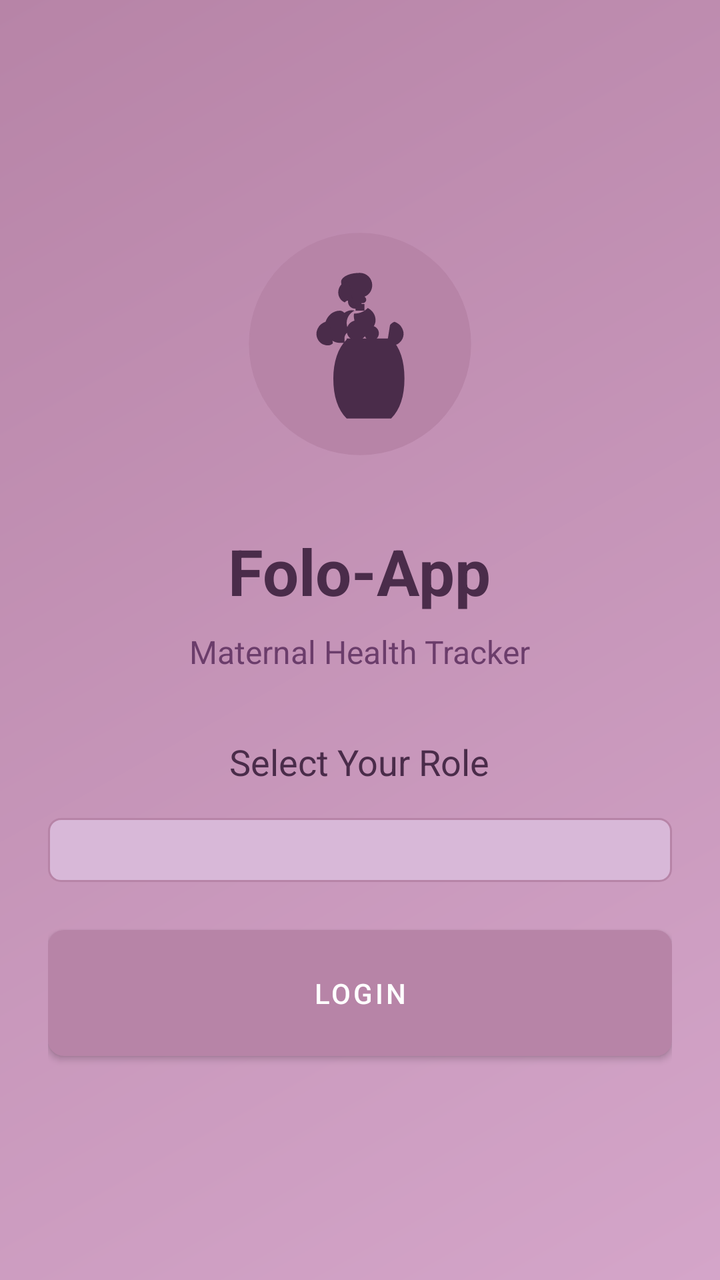
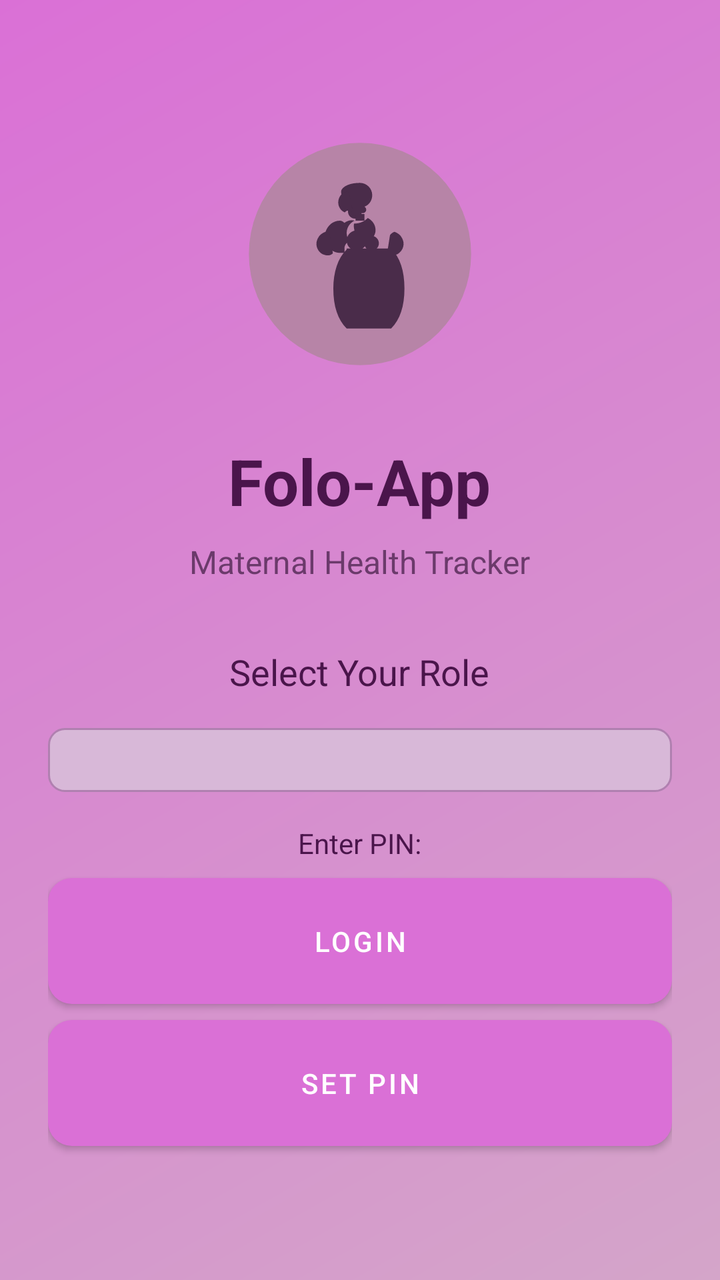

An Android layout rendered at two revisions. The XML below is the earlier revision; the diff shows what the commit changed to produce the second picture.
<!-- AndroidManifest.xml: application theme Theme.FoloApp -->
<!-- res/layout/activity_login.xml -->
<?xml version="1.0" encoding="utf-8"?>
<LinearLayout xmlns:android="http://schemas.android.com/apk/res/android"
    android:layout_width="match_parent"
    android:layout_height="match_parent"
    android:orientation="vertical"
    android:gravity="center"
    android:padding="24dp"
    android:background="@drawable/bg_mauve_gradient">

    <ImageView
        android:layout_width="120dp"
        android:layout_height="120dp"
        android:src="@drawable/ic_pregnant_woman"
        android:layout_marginBottom="32dp"/>

    <TextView
        android:layout_width="wrap_content"
        android:layout_height="wrap_content"
        android:text="Folo-App"
        android:textSize="32sp"
        android:textStyle="bold"
        android:textColor="@color/text_primary"
        android:layout_marginBottom="8dp"/>

    <TextView
        android:layout_width="wrap_content"
        android:layout_height="wrap_content"
        android:text="Maternal Health Tracker"
        android:textSize="16sp"
        android:textColor="@color/text_secondary"
        android:layout_marginBottom="32dp"/>

    <TextView
        android:layout_width="wrap_content"
        android:layout_height="wrap_content"
        android:text="Select Your Role"
        android:textSize="18sp"
        android:textColor="@color/text_primary"
        android:layout_marginBottom="16dp"/>

    <Spinner
        android:id="@+id/spinnerRole"
        android:layout_width="match_parent"
        android:layout_height="wrap_content"
        android:background="@drawable/bg_purple_edittext"
        android:padding="16dp"
        android:layout_marginBottom="24dp"/>

    <Button
        android:id="@+id/btnLogin"
        android:layout_width="match_parent"
        android:layout_height="wrap_content"
        android:text="@string/login"
        android:background="@drawable/bg_purple_button"
        android:textColor="@color/text_on_button"
        android:padding="16dp"/>
</LinearLayout>
<!-- resources referenced by this layout -->
<resources>
  <color name="text_on_button">#FFFFFF</color>
  <color name="text_primary">#4A2C4A</color>
  <color name="text_secondary">#6B3D6B</color>
  <!-- drawable bg_mauve_gradient (drawable) -->
  <?xml version="1.0" encoding="utf-8"?>
  <shape xmlns:android="http://schemas.android.com/apk/res/android"
      android:shape="rectangle">
      <gradient
          android:startColor="#D4A5C9"
          android:endColor="#B784A7"
          android:angle="135"/>
  </shape>
  <!-- drawable bg_purple_button (drawable) -->
  <?xml version="1.0" encoding="utf-8"?>
  <shape xmlns:android="http://schemas.android.com/apk/res/android"
      android:shape="rectangle">
      <solid android:color="#B784A7"/>
      <corners android:radius="8dp"/>
  </shape>
  <!-- drawable bg_purple_edittext (drawable) -->
  <?xml version="1.0" encoding="utf-8"?>
  <shape xmlns:android="http://schemas.android.com/apk/res/android"
      android:shape="rectangle">
      <solid android:color="#D8B8D8"/>
      <corners android:radius="6dp"/>
      <stroke android:width="1dp" android:color="#B784A7"/>
  </shape>
  <!-- drawable ic_pregnant_woman: vector/xml drawable (drawable, 2478 chars, omitted) -->
  <string name="login">Login</string>
  <style name="Theme.FoloApp" parent="Theme.MaterialComponents.DayNight.NoActionBar">
          <item name="colorPrimary">@color/mauve_primary</item>
          <item name="colorPrimaryVariant">@color/mauve_dark</item>
          <item name="colorOnPrimary">@color/text_on_button</item>
          <item name="colorSecondary">@color/orchid_primary</item>
          <item name="colorSecondaryVariant">@color/orchid_light</item>
          <item name="android:colorBackground">@color/bg_main</item>
          <item name="colorSurface">@color/bg_card</item>
          <item name="colorOnSurface">@color/text_primary</item>
          <item name="android:statusBarColor">@color/mauve_dark</item>
      </style>
  <color name="mauve_primary">#B784A7</color>
  <color name="mauve_dark">#8B5A7C</color>
  <color name="orchid_primary">#DA70D6</color>
  <color name="orchid_light">#E6A8E6</color>
  <color name="bg_main">#F5E6F5</color>
  <color name="bg_card">#EAD0EA</color>
</resources>

<!-- the commit's change to res/layout/activity_login.xml (unified diff, before → after) -->
@@ -44,7 +44,36 @@
         android:layout_height="wrap_content"
         android:background="@drawable/bg_purple_edittext"
         android:padding="16dp"
-        android:layout_marginBottom="24dp"/>
+        android:layout_marginBottom="16dp"/>
+
+    <TextView
+        android:id="@+id/tvPinLabel"
+        android:layout_width="wrap_content"
+        android:layout_height="wrap_content"
+        android:text="Enter PIN:"
+        android:textColor="@color/text_primary"
+        android:layout_marginBottom="8dp"/>
+
+    <LinearLayout
+        android:id="@+id/layoutPin"
+        android:layout_width="match_parent"
+        android:layout_height="wrap_content"
+        android:orientation="vertical"
+        android:visibility="gone">
+
+        <EditText
+            android:id="@+id/etPin"
+            android:layout_width="match_parent"
+            android:layout_height="wrap_content"
+            android:hint="PIN"
+            android:inputType="numberPassword"
+            android:maxLength="6"
+            android:background="@drawable/bg_purple_edittext"
+            android:padding="16dp"
+            android:layout_marginBottom="16dp"
+            android:textColor="@color/text_primary"
+            android:textColorHint="@color/text_hint"/>
+    </LinearLayout>
 
     <Button
         android:id="@+id/btnLogin"
@@ -53,5 +82,15 @@
         android:text="@string/login"
         android:background="@drawable/bg_purple_button"
         android:textColor="@color/text_on_button"
+        android:padding="16dp"
+        android:layout_marginBottom="8dp"/>
+
+    <Button
+        android:id="@+id/btnSetPin"
+        android:layout_width="match_parent"
+        android:layout_height="wrap_content"
+        android:text="@string/set_pin"
+        android:background="@drawable/bg_purple_button"
+        android:textColor="@color/text_on_button"
         android:padding="16dp"/>
 </LinearLayout>
<!-- resource entries referenced after the edit -->
@@ -1,50 +1,46 @@
 <!-- resources referenced by this layout -->
 <resources>
+  <color name="text_hint">#9B6B9B</color>
   <color name="text_on_button">#FFFFFF</color>
-  <color name="text_primary">#4A2C4A</color>
-  <color name="text_secondary">#6B3D6B</color>
+  <color name="text_primary">#4A154B</color>
+  <color name="text_secondary">#6B3A6B</color>
   <!-- drawable bg_mauve_gradient (drawable) -->
   <?xml version="1.0" encoding="utf-8"?>
   <shape xmlns:android="http://schemas.android.com/apk/res/android"
       android:shape="rectangle">
       <gradient
           android:startColor="#D4A5C9"
-          android:endColor="#B784A7"
-          android:angle="135"/>
+          android:endColor="#DA70D6"
+          android:angle="135" />
   </shape>
   <!-- drawable bg_purple_button (drawable) -->
   <?xml version="1.0" encoding="utf-8"?>
   <shape xmlns:android="http://schemas.android.com/apk/res/android"
       android:shape="rectangle">
-      <solid android:color="#B784A7"/>
-      <corners android:radius="8dp"/>
+      <solid android:color="#8B4C8B" />
+      <corners android:radius="12dp" />
   </shape>
   <!-- drawable bg_purple_edittext (drawable) -->
   <?xml version="1.0" encoding="utf-8"?>
   <shape xmlns:android="http://schemas.android.com/apk/res/android"
       android:shape="rectangle">
-      <solid android:color="#D8B8D8"/>
-      <corners android:radius="6dp"/>
-      <stroke android:width="1dp" android:color="#B784A7"/>
+      <solid android:color="#D8B8D8" />
+      <corners android:radius="8dp" />
+      <stroke android:width="1dp" android:color="#B080B0" />
   </shape>
   <!-- drawable ic_pregnant_woman: vector/xml drawable (drawable, 2478 chars, omitted) -->
   <string name="login">Login</string>
-  <style name="Theme.FoloApp" parent="Theme.MaterialComponents.DayNight.NoActionBar">
-          <item name="colorPrimary">@color/mauve_primary</item>
-          <item name="colorPrimaryVariant">@color/mauve_dark</item>
+  <string name="set_pin">Set PIN</string>
+  <style name="Theme.FoloApp" parent="Theme.MaterialComponents.DayNight.DarkActionBar">
+          <item name="colorPrimary">@color/orchid_primary</item>
+          <item name="colorPrimaryVariant">#8B4C8B</item>
           <item name="colorOnPrimary">@color/text_on_button</item>
-          <item name="colorSecondary">@color/orchid_primary</item>
-          <item name="colorSecondaryVariant">@color/orchid_light</item>
-          <item name="android:colorBackground">@color/bg_main</item>
-          <item name="colorSurface">@color/bg_card</item>
-          <item name="colorOnSurface">@color/text_primary</item>
-          <item name="android:statusBarColor">@color/mauve_dark</item>
+          <item name="colorSecondary">@color/purple_card</item>
+          <item name="android:statusBarColor">@color/orchid_primary</item>
+          <item name="android:windowBackground">@color/bg_main</item>
       </style>
-  <color name="mauve_primary">#B784A7</color>
-  <color name="mauve_dark">#8B5A7C</color>
   <color name="orchid_primary">#DA70D6</color>
-  <color name="orchid_light">#E6A8E6</color>
-  <color name="bg_main">#F5E6F5</color>
-  <color name="bg_card">#EAD0EA</color>
+  <color name="purple_card">#EAD0EA</color>
+  <color name="bg_main">#E8D0E8</color>
 </resources>
 
